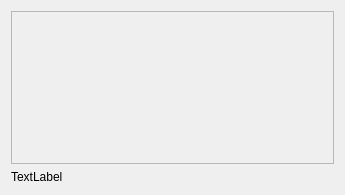
Before: the Qt Designer form forms/HypergraphViewer.ui in ESANPI2015/gui-hypergraph, drawn with Qt 5.
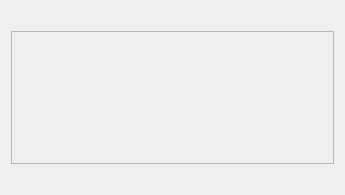
After: the same form once the commit is applied.

```diff
--- a/forms/HypergraphViewer.ui
+++ b/forms/HypergraphViewer.ui
@@ -14,6 +14,13 @@
    <string>Hypergraph</string>
   </property>
   <layout class="QVBoxLayout" name="verticalLayout">
+   <item>
+    <widget class="QLabel" name="statsLabel">
+     <property name="text">
+      <string>&lt;Stats&gt;</string>
+     </property>
+    </widget>
+   </item>
    <item>
     <widget class="QFrame" name="View">
      <property name="sizePolicy">
@@ -33,7 +40,7 @@
    <item>
     <widget class="QLabel" name="usageLabel">
      <property name="text">
-      <string>TextLabel</string>
+      <string>&lt;Usage&gt;</string>
      </property>
     </widget>
    </item>
```
